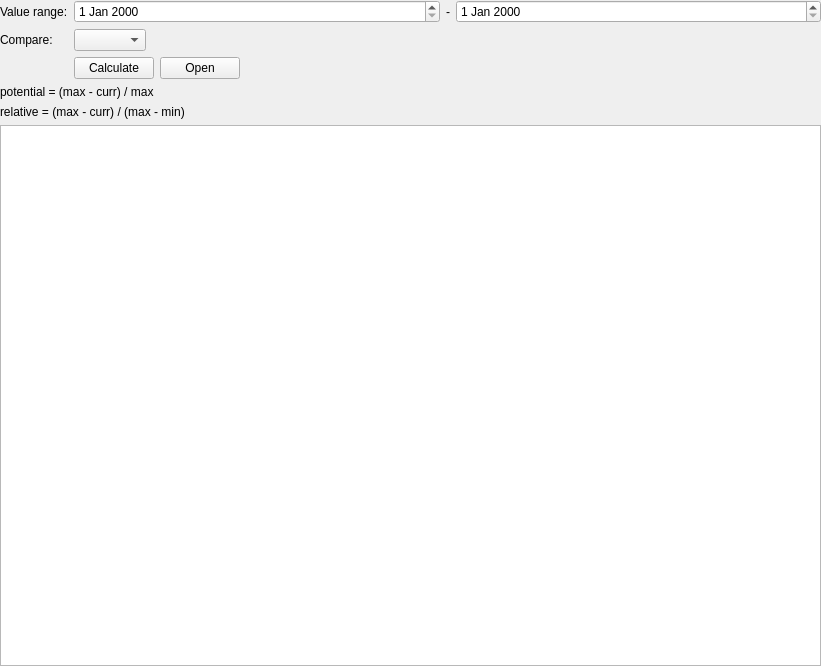
First picture: the form in src/stockmonitor/ui/widget/tool/minmaxwidget.ui, repository anetczuk/stock-monitor, before the edit.
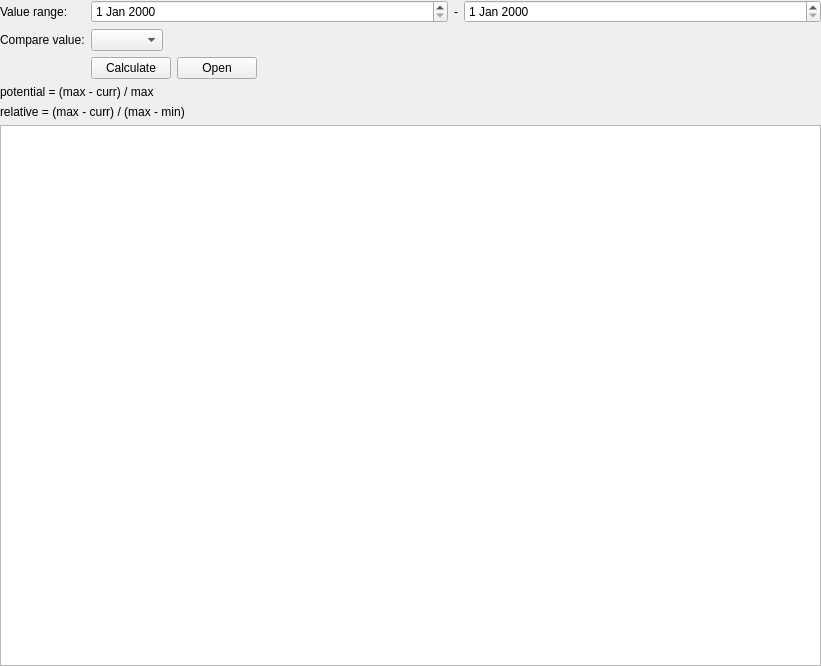
Second picture: the form after the edit. Custom widgets are drawn as their Qt base class.

What changed in the file:
```diff
--- a/src/stockmonitor/ui/widget/tool/minmaxwidget.ui
+++ b/src/stockmonitor/ui/widget/tool/minmaxwidget.ui
@@ -58,7 +58,7 @@
      <item row="1" column="0">
       <widget class="QLabel" name="label_4">
        <property name="text">
-        <string>Compare:</string>
+        <string>Compare value:</string>
        </property>
       </widget>
      </item>
```
Left out of the diff: 2 changed lines with no effect on the pictures.
